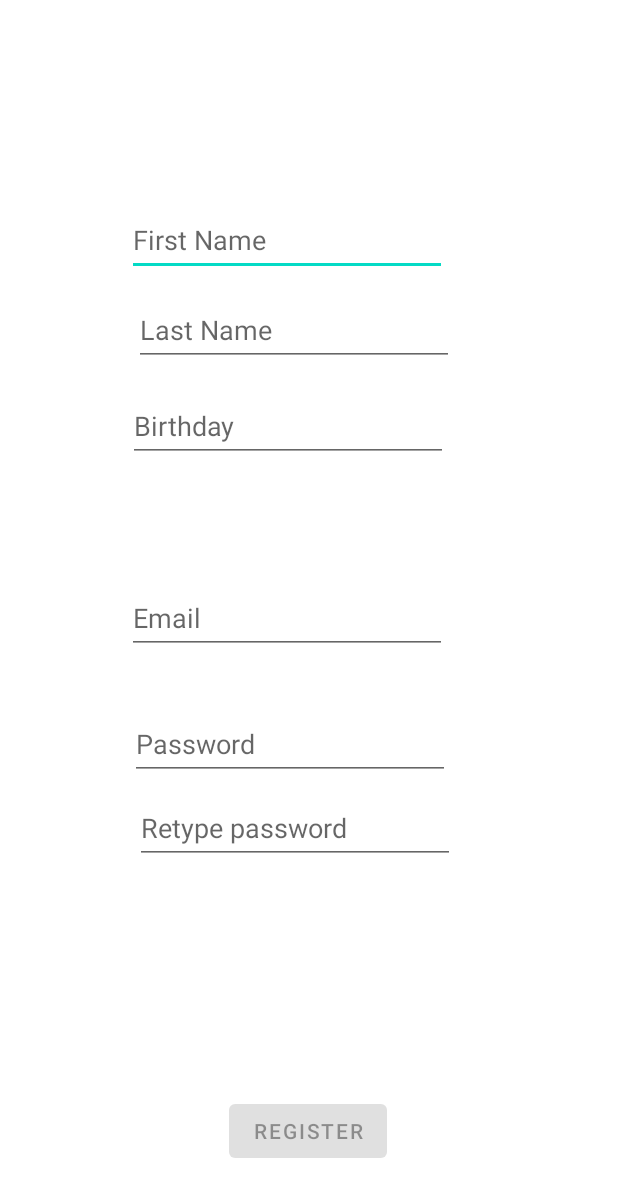
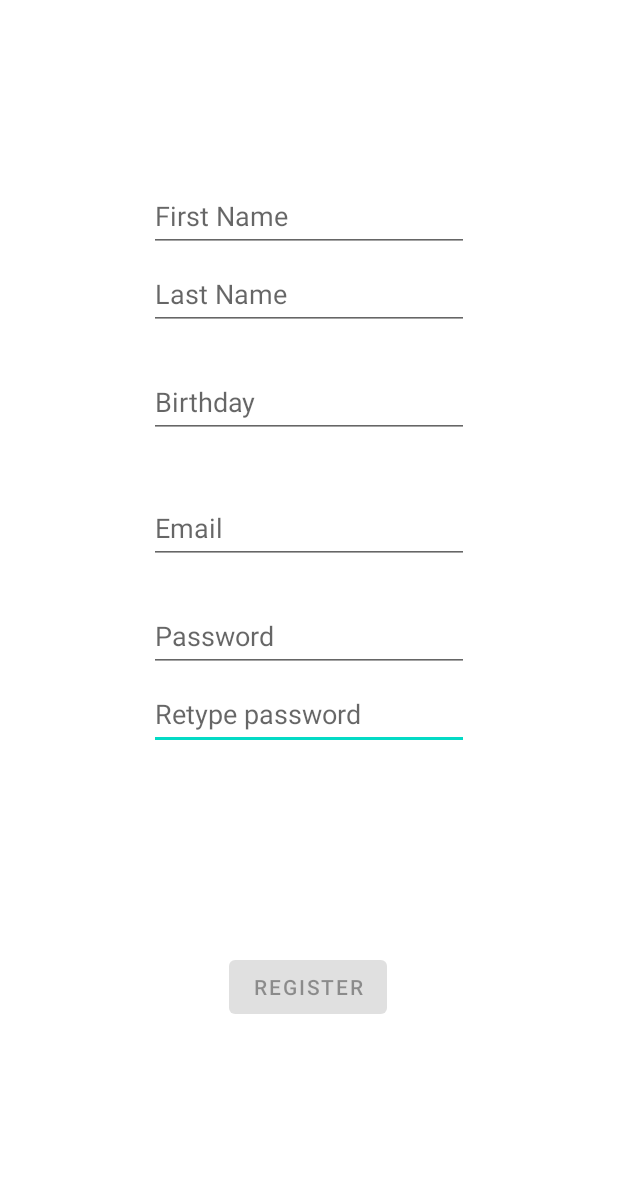
Before and after one commit to martynaslowko/ViKard, an Android app: the RegisterActivity screen opened directly, with no data from a screen before it, on a phone screen of 412 x 824 dp. Shown: the top 1197 px of the screen. Run offline under Robolectric (Android 15) with nearby library versions, the phone set to English and light mode, and no system bars.

Commit message:
Added Barcode Scanner v2
Dodałem skaner barcodów oraz drop-down menu w MainScreen

Poprawiłem pozycjonowanie się przycisków w rejestracji oraz menu głównym (RegisterActivity, HomeActivity)

```diff
--- a/ViKard/app/src/main/AndroidManifest.xml
+++ b/ViKard/app/src/main/AndroidManifest.xml
@@ -19,7 +19,10 @@
             android:exported="false" />
         <activity
             android:name=".HomeActivity"
-            android:exported="true" >
+            android:exported="true"
+            android:screenOrientation="portrait"
+            android:configChanges="keyboardHidden|orientation|screenSize">
+
             <intent-filter>
                 <action android:name="android.intent.action.MAIN" />
 
--- a/ViKard/app/src/main/res/layout/activity_home.xml
+++ b/ViKard/app/src/main/res/layout/activity_home.xml
@@ -12,36 +12,34 @@
         android:layout_width="186dp"
         android:layout_height="52dp"
 
-        android:layout_marginStart="114dp"
-        android:layout_marginEnd="115dp"
+        android:layout_marginStart="@dimen/activity_horizontal_margin"
+        android:layout_marginEnd="@dimen/activity_horizontal_margin"
+
         android:layout_marginBottom="28dp"
+
         android:text="Existing User"
-
         app:layout_constraintBottom_toTopOf="@+id/homeRegButton"
-
         app:layout_constraintEnd_toEndOf="parent"
-        app:layout_constraintHorizontal_bias="0.0"
         app:layout_constraintStart_toStartOf="parent" />
 
     <Button
         android:id="@+id/homeRegButton"
         android:layout_width="182dp"
         android:layout_height="52dp"
-        android:layout_marginStart="114dp"
-        android:layout_marginEnd="115dp"
+        android:layout_marginStart="@dimen/activity_horizontal_margin"
+        android:layout_marginEnd="@dimen/activity_horizontal_margin"
         android:layout_marginBottom="156dp"
         android:text="Register"
         app:layout_constraintBottom_toBottomOf="parent"
         app:layout_constraintEnd_toEndOf="parent"
-        app:layout_constraintHorizontal_bias="0.0"
         app:layout_constraintStart_toStartOf="parent" />
 
     <ImageView
         android:id="@+id/logoHome"
         android:layout_width="250dp"
         android:layout_height="250dp"
-        android:layout_marginStart="114dp"
-        android:layout_marginEnd="115dp"
+        android:layout_marginStart="@dimen/activity_horizontal_margin"
+        android:layout_marginEnd="@dimen/activity_horizontal_margin"
         android:layout_marginBottom="48dp"
         app:layout_constraintBottom_toTopOf="@+id/loginButton"
         app:layout_constraintEnd_toEndOf="parent"
--- a/ViKard/app/src/main/res/layout/activity_register.xml
+++ b/ViKard/app/src/main/res/layout/activity_register.xml
@@ -7,114 +7,118 @@
     android:layout_height="match_parent"
     tools:context=".ui.register.RegisterActivity">
 
+    <Button
+        android:id="@+id/regButton"
+        android:layout_width="wrap_content"
+        android:layout_height="wrap_content"
+        android:layout_marginStart="@dimen/activity_horizontal_margin"
+        android:layout_marginTop="@dimen/activity_vertical_margin"
+        android:layout_marginEnd="@dimen/activity_horizontal_margin"
+        android:layout_marginBottom="112dp"
+        android:text="Register"
+        app:layout_constraintBottom_toBottomOf="parent"
+        app:layout_constraintEnd_toEndOf="parent"
+        app:layout_constraintHorizontal_bias="0.498"
+        app:layout_constraintStart_toStartOf="parent"
+        app:layout_constraintTop_toBottomOf="@+id/r_repassword"
+        app:layout_constraintVertical_bias="0.796" />
+
+    <EditText
+        android:id="@+id/birthDate"
+        android:layout_width="wrap_content"
+        android:layout_height="wrap_content"
+        android:layout_marginStart="@dimen/activity_horizontal_margin"
+        android:layout_marginTop="24dp"
+        android:layout_marginEnd="@dimen/activity_horizontal_margin"
+        android:ems="10"
+        android:hint="Birthday"
+        android:inputType="date"
+        android:minHeight="48dp"
+        app:layout_constraintEnd_toEndOf="parent"
+        app:layout_constraintHorizontal_bias="0.502"
+        app:layout_constraintStart_toStartOf="parent"
+        app:layout_constraintTop_toBottomOf="@+id/lastName" />
+
+    <EditText
+        android:id="@+id/r_repassword"
+        android:layout_width="wrap_content"
+        android:layout_height="wrap_content"
+        android:layout_marginStart="@dimen/activity_horizontal_margin"
+        android:layout_marginTop="4dp"
+        android:layout_marginEnd="@dimen/activity_horizontal_margin"
+        android:ems="10"
+        android:hint="Retype password"
+        android:inputType="textPassword"
+        android:minHeight="48dp"
+        app:layout_constraintEnd_toEndOf="parent"
+        app:layout_constraintHorizontal_bias="0.502"
+        app:layout_constraintStart_toStartOf="parent"
+        app:layout_constraintTop_toBottomOf="@+id/r_password" />
+
+    <EditText
+        android:id="@+id/lastName"
+        android:layout_width="wrap_content"
+        android:layout_height="wrap_content"
+        android:layout_marginStart="@dimen/activity_horizontal_margin"
+        android:layout_marginTop="4dp"
+        android:layout_marginEnd="@dimen/activity_horizontal_margin"
+        android:ems="10"
+        android:hint="Last Name"
+        android:inputType="textPersonName"
+        android:minHeight="48dp"
+        app:layout_constraintEnd_toEndOf="parent"
+        app:layout_constraintHorizontal_bias="0.502"
+        app:layout_constraintStart_toStartOf="parent"
+        app:layout_constraintTop_toBottomOf="@+id/firstName" />
+
     <EditText
         android:id="@+id/firstName"
         android:layout_width="wrap_content"
         android:layout_height="wrap_content"
-        android:layout_marginStart="87dp"
-        android:layout_marginTop="136dp"
-        android:layout_marginEnd="114dp"
+        android:layout_marginStart="@dimen/activity_horizontal_margin"
+        android:layout_marginTop="120dp"
+        android:layout_marginEnd="@dimen/activity_horizontal_margin"
         android:ems="10"
         android:hint="First Name"
         android:inputType="textPersonName"
         android:minHeight="48dp"
         app:layout_constraintEnd_toEndOf="parent"
-        app:layout_constraintHorizontal_bias="1.0"
+        app:layout_constraintHorizontal_bias="0.502"
         app:layout_constraintStart_toStartOf="parent"
         app:layout_constraintTop_toTopOf="parent" />
 
     <EditText
-        android:id="@+id/birthDate"
+        android:id="@+id/email"
         android:layout_width="wrap_content"
         android:layout_height="wrap_content"
-        android:layout_marginStart="88dp"
-        android:layout_marginTop="16dp"
-        android:layout_marginEnd="113dp"
+        android:layout_marginStart="@dimen/activity_horizontal_margin"
+        android:layout_marginTop="36dp"
+        android:layout_marginEnd="@dimen/activity_horizontal_margin"
         android:ems="10"
-        android:hint="Birthday"
-        android:inputType="date"
+        android:hint="@string/prompt_email"
+        android:inputType="textEmailAddress"
         android:minHeight="48dp"
+        android:selectAllOnFocus="true"
         app:layout_constraintEnd_toEndOf="parent"
-        app:layout_constraintHorizontal_bias="1.0"
+        app:layout_constraintHorizontal_bias="0.502"
         app:layout_constraintStart_toStartOf="parent"
-        app:layout_constraintTop_toBottomOf="@+id/lastName" />
-
-    <EditText
-        android:id="@+id/lastName"
-        android:layout_width="wrap_content"
-        android:layout_height="wrap_content"
-        android:layout_marginStart="89dp"
-        android:layout_marginTop="12dp"
-        android:layout_marginEnd="113dp"
-        android:ems="10"
-        android:hint="Last Name"
-        android:inputType="textPersonName"
-        android:minHeight="48dp"
-        app:layout_constraintEnd_toEndOf="parent"
-        app:layout_constraintHorizontal_bias="0.0"
-        app:layout_constraintStart_toStartOf="parent"
-        app:layout_constraintTop_toBottomOf="@+id/firstName" />
-
-    <Button
-        android:id="@+id/regButton"
-        android:layout_width="wrap_content"
-        android:layout_height="wrap_content"
-        android:layout_marginStart="152dp"
-        android:layout_marginEnd="153dp"
-        android:layout_marginBottom="46dp"
-        android:text="Register"
-        app:layout_constraintBottom_toBottomOf="parent"
-        app:layout_constraintEnd_toEndOf="parent"
-        app:layout_constraintStart_toStartOf="parent" />
+        app:layout_constraintTop_toBottomOf="@+id/birthDate" />
 
     <EditText
         android:id="@+id/r_password"
         android:layout_width="wrap_content"
         android:layout_height="wrap_content"
-        android:layout_marginStart="89dp"
-        android:layout_marginTop="36dp"
-        android:layout_marginEnd="112dp"
+        android:layout_marginStart="@dimen/activity_horizontal_margin"
+        android:layout_marginTop="24dp"
+        android:layout_marginEnd="@dimen/activity_horizontal_margin"
         android:ems="10"
         android:hint="Password"
         android:inputType="textPassword"
         android:minHeight="48dp"
         android:selectAllOnFocus="true"
         app:layout_constraintEnd_toEndOf="parent"
-        app:layout_constraintHorizontal_bias="1.0"
+        app:layout_constraintHorizontal_bias="0.502"
         app:layout_constraintStart_toStartOf="parent"
         app:layout_constraintTop_toBottomOf="@+id/email" />
 
-    <EditText
-        android:id="@+id/email"
-        android:layout_width="wrap_content"
-        android:layout_height="wrap_content"
-        android:layout_marginStart="87dp"
-        android:layout_marginTop="80dp"
-        android:layout_marginEnd="114dp"
-        android:ems="10"
-        android:hint="@string/prompt_email"
-        android:inputType="textEmailAddress"
-        android:minHeight="48dp"
-        android:selectAllOnFocus="true"
-        app:layout_constraintEnd_toEndOf="parent"
-        app:layout_constraintHorizontal_bias="1.0"
-        app:layout_constraintStart_toStartOf="parent"
-        app:layout_constraintTop_toBottomOf="@+id/birthDate" />
-
-    <EditText
-        android:id="@+id/r_repassword"
-        android:layout_width="wrap_content"
-        android:layout_height="wrap_content"
-        android:layout_marginStart="90dp"
-        android:layout_marginTop="8dp"
-        android:layout_marginEnd="112dp"
-        android:ems="10"
-        android:hint="Retype password"
-        android:inputType="textPassword"
-        android:minHeight="48dp"
-        app:layout_constraintEnd_toEndOf="parent"
-        app:layout_constraintHorizontal_bias="0.0"
-        app:layout_constraintStart_toStartOf="parent"
-        app:layout_constraintTop_toBottomOf="@+id/r_password" />
-
 </androidx.constraintlayout.widget.ConstraintLayout>
```
